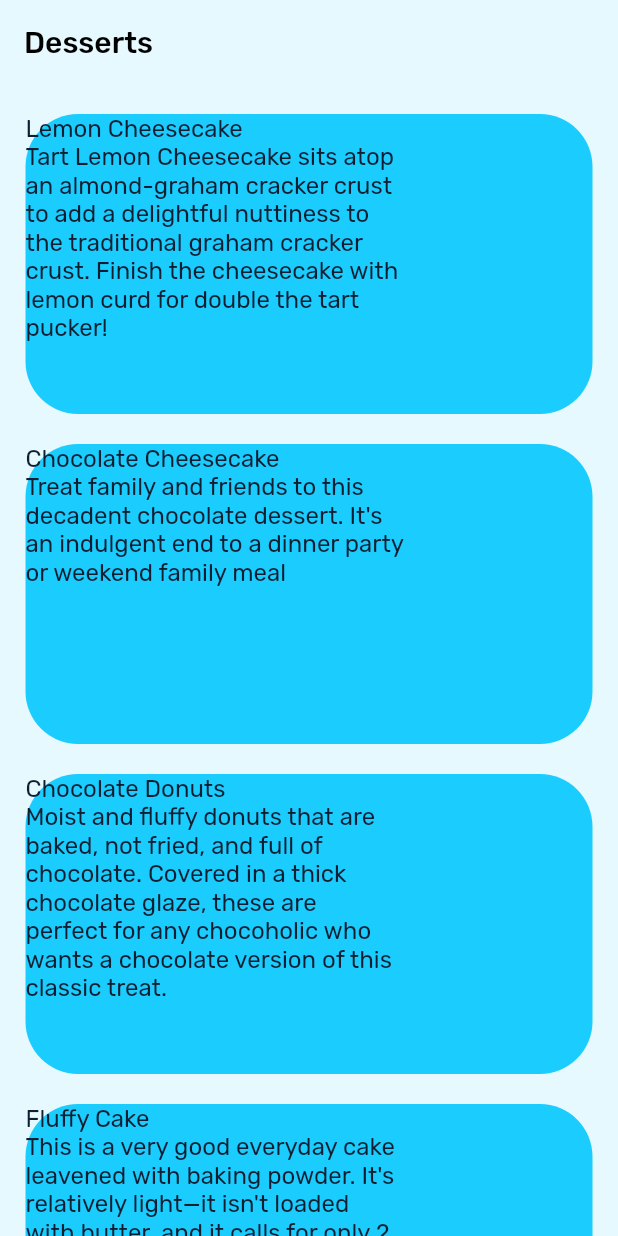
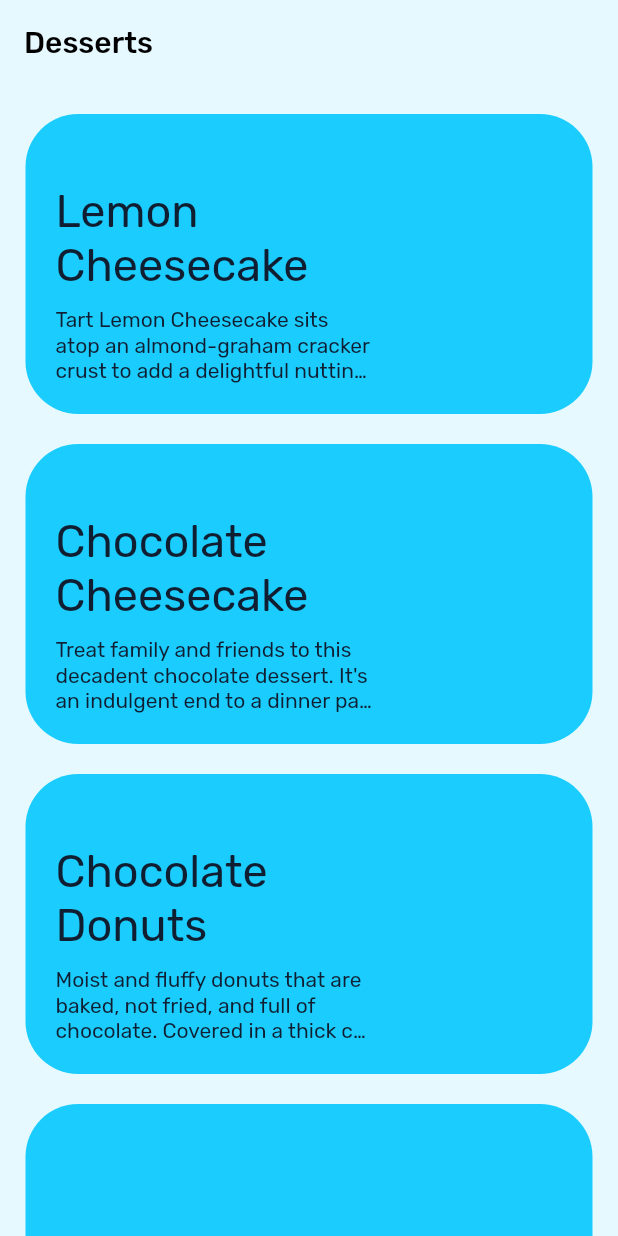
Before and after one commit to Roaa94/recipes_ui_app, a Flutter app: the screen it shows after launch, on a phone screen of 412 x 824 dp. Run offline on Flutter 3.47's test engine with Material 2 defaults, Android fonts, the phone set to English and light mode, and no system bars.

Commit message:
chore: text in menu list items

```diff
--- a/lib/core/styles/app_text_styles.dart
+++ b/lib/core/styles/app_text_styles.dart
@@ -36,6 +36,11 @@ class AppTextStyles {
     fontSize: 16,
   );
 
+  static const TextStyle bodySm = TextStyle(
+    fontFamily: fontFamily,
+    fontSize: 14,
+  );
+
   static const TextStyle bodyLg = TextStyle(
     fontFamily: fontFamily,
     fontSize: 18,
--- a/lib/core/styles/app_themes.dart
+++ b/lib/core/styles/app_themes.dart
@@ -41,6 +41,9 @@ class AppThemes {
         bodyText2: AppTextStyles.body.copyWith(
           color: isDark ? AppColors.white : AppColors.black,
         ),
+        subtitle1: AppTextStyles.bodySm.copyWith(
+          color: isDark ? AppColors.white : AppColors.black,
+        ),
       ),
     );
   }
--- a/lib/menu/food_menu_data.dart
+++ b/lib/menu/food_menu_data.dart
@@ -279,7 +279,7 @@ class FoodMenuData {
       textColor: AppColors.text,
     ),
     FoodMenuItem(
-      title: 'Strawberry Powdered Cake',
+      title: 'Strawberry Cake',
       description:
           'Jam-packed with fresh strawberries, this strawberry cake is one of the simplest, most delicious cakes you’ll ever make.',
       ingredients: [
--- a/lib/menu/views/widgets/menu_list_item.dart
+++ b/lib/menu/views/widgets/menu_list_item.dart
@@ -21,12 +21,32 @@ class MenuListItem extends StatelessWidget {
         children: [
           Expanded(
             flex: 2,
-            child: Column(
-              crossAxisAlignment: CrossAxisAlignment.start,
-              children: [
-                Text(menuItem.title),
-                Text(menuItem.description),
-              ],
+            child: Padding(
+              padding: const EdgeInsets.all(20),
+              child: Column(
+                crossAxisAlignment: CrossAxisAlignment.start,
+                children: [
+                  Expanded(
+                    child: Align(
+                      alignment: Alignment.bottomLeft,
+                      child: Text(
+                        menuItem.title,
+                        style: Theme.of(context).textTheme.headline3,
+                      ),
+                    ),
+                  ),
+                  const SizedBox(height: 10),
+                  Align(
+                    alignment: Alignment.bottomLeft,
+                    child: Text(
+                      menuItem.description,
+                      style: Theme.of(context).textTheme.subtitle1,
+                      maxLines: 3,
+                      overflow: TextOverflow.ellipsis,
+                    ),
+                  ),
+                ],
+              ),
             ),
           ),
           Expanded(
```
